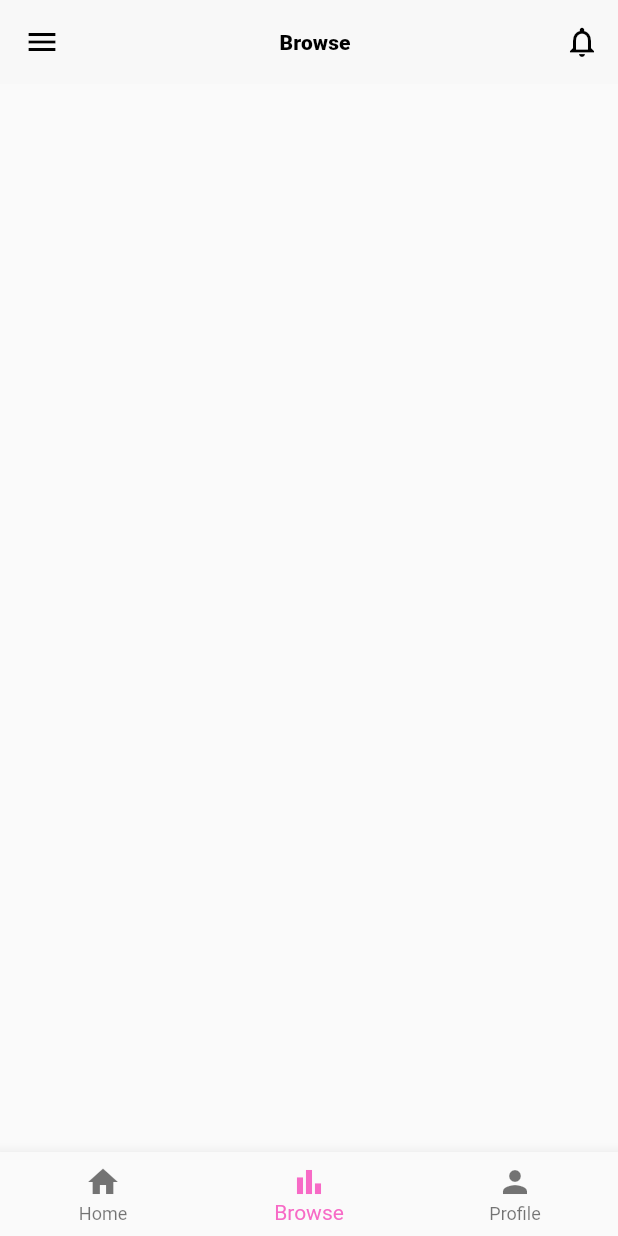
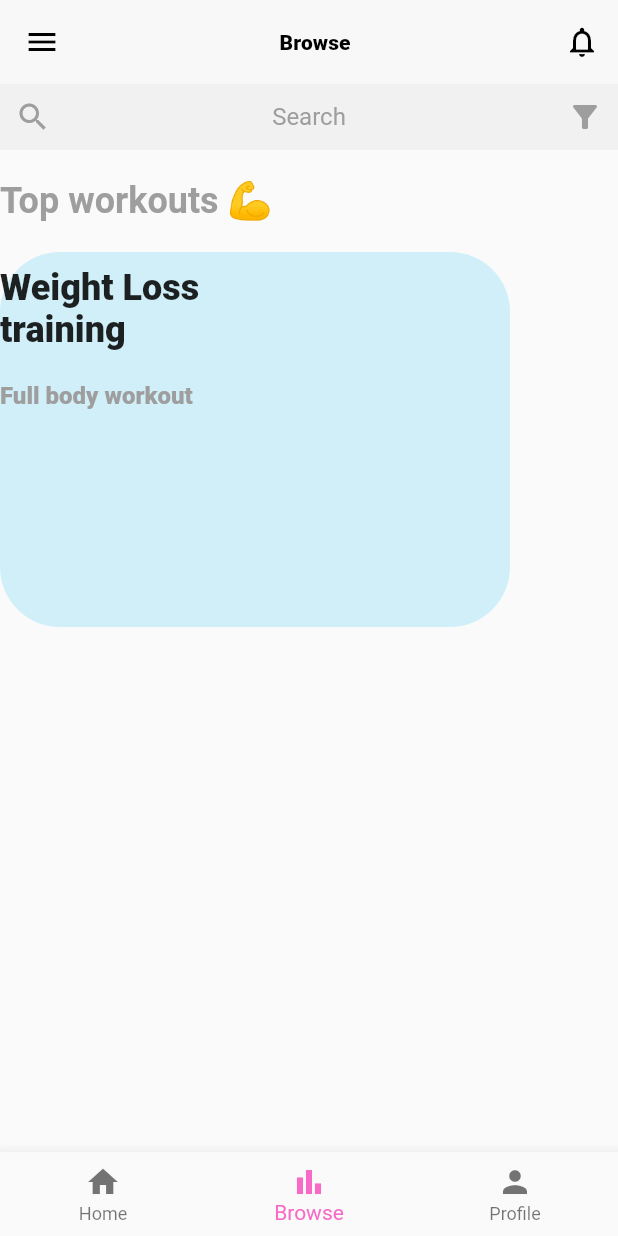
Before and after one commit to purnima-gosain/Fitness-App, a Flutter app: the BrowsePage screen opened by its route, on a phone screen of 412 x 824 dp. Run offline on Flutter 3.47's test engine with Material 2 defaults, Android fonts, the phone set to English and light mode, and no system bars; our stand-ins replace auto_route, percent_indicator.

```diff
--- a/health_app/lib/pages/analytics/analytics.dart
+++ b/health_app/lib/pages/analytics/analytics.dart
@@ -80,13 +80,12 @@ class _AnalyticsPageState extends State<AnalyticsPage> {
               .copyWith(fontWeight: FontWeight.w700),
         ),
         SBC.xxLH,
-        SBC.xxLH,
+        // SBC.xxLH,
         dropDown(context),
         SBC.xxLH,
-        SBC.xxLH,
+        // SBC.xxLH,
         const _PercentIndicator(),
         SBC.xxLH,
-        SBC.xLH,
         const _Linearbar()
       ],
     );
--- a/health_app/lib/pages/browse/browse.dart
+++ b/health_app/lib/pages/browse/browse.dart
@@ -1,5 +1,6 @@
 import 'package:flutter/material.dart';
 import 'package:health_app/resources/colors.dart';
+import 'package:health_app/resources/size_constants.dart';
 
 class BrowsePage extends StatefulWidget {
   const BrowsePage({Key? key}) : super(key: key);
@@ -37,7 +38,79 @@ class _BrowsePageState extends State<BrowsePage> {
           )
         ],
       ),
-      body: SingleChildScrollView(),
+      body: SingleChildScrollView(
+        child: Column(
+          crossAxisAlignment: CrossAxisAlignment.start,
+          children: [
+            Container(
+              decoration: const BoxDecoration(
+                  color: Color.fromARGB(255, 241, 241, 241)),
+              child: Padding(
+                padding:
+                    const EdgeInsets.symmetric(vertical: 10.0, horizontal: 10),
+                child: Row(
+                  mainAxisAlignment: MainAxisAlignment.spaceBetween,
+                  children: [
+                    const Icon(Icons.search, color: Colors.grey),
+                    Text(
+                      "Search",
+                      style: Theme.of(context)
+                          .textTheme
+                          .titleMedium!
+                          .copyWith(color: Colors.grey),
+                    ),
+                    const Icon(Icons.filter_alt, color: Colors.grey)
+                  ],
+                ),
+              ),
+            ),
+            SBC.xxLH,
+            Text(
+              "Top workouts 💪",
+              style: Theme.of(context)
+                  .textTheme
+                  .headline5!
+                  .copyWith(fontWeight: FontWeight.w600, color: dividerColor),
+            ),
+            SBC.xxLH,
+            Stack(
+              children: [
+                Container(
+                  height: 250,
+                  width: 340,
+                  decoration: BoxDecoration(
+                      color: Color(0xFFD0EFF9),
+                      borderRadius: BorderRadius.circular(40)),
+                  child: Column(
+                    crossAxisAlignment: CrossAxisAlignment.start,
+                    children: [
+                      SBC.lH,
+                      Text(
+                        "Weight Loss\ntraining",
+                        style: Theme.of(context)
+                            .textTheme
+                            .headline5!
+                            .copyWith(fontWeight: FontWeight.w800),
+                      ),
+                      SBC.xxLH,
+                      Text(
+                        "Full body workout",
+                        style: Theme.of(context)
+                            .textTheme
+                            .titleMedium!
+                            .copyWith(
+                                fontWeight: FontWeight.w800,
+                                color: Colors.grey),
+                      ),
+                    ],
+                  ),
+                )
+              ],
+            )
+            // Row
+          ],
+        ),
+      ),
     );
   }
 }
--- a/health_app/pubspec.yaml
+++ b/health_app/pubspec.yaml
@@ -36,6 +36,7 @@ dependencies:
   cupertino_icons: ^1.0.2
   percent_indicator: ^3.4.0
   auto_route: ^3.2.3
+  device_preview: ^0.1.4-beta
 
 dev_dependencies:
   flutter_test:
@@ -62,8 +63,8 @@ flutter:
   uses-material-design: true
 
   # To add assets to your application, add an assets section, like this:
-  # assets:
-  #   - images/a_dot_burr.jpeg
+  assets:
+    - assets/images/
   #   - images/a_dot_ham.jpeg
 
   # An image asset can refer to one or more resolution-specific "variants", see
```
Also changed, not shown: health_app/assets/images/fitness-png-65.png (added), health_app/assets/images/gym.png (added), health_app/assets/images/women1.png (added), health_app/assets/images/women2.png (added), health_app/assets/images/women3.png (added), health_app/assets/images/women4.png (added), health_app/assets/images/yoga1.png (added), health_app/pubspec.lock.
